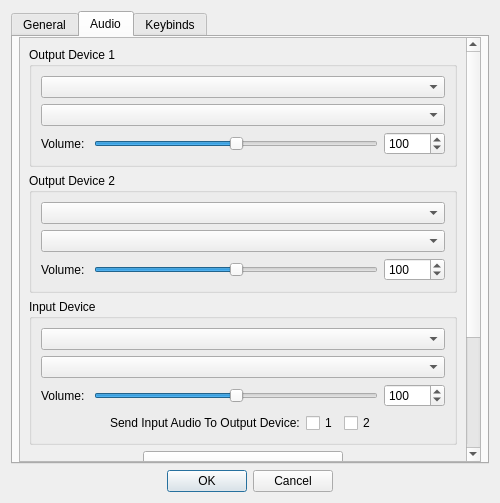
Above: src/Dialog/dialogsettings.ui from defaultsamson/Soundboard before the change. Below: the same form after it.
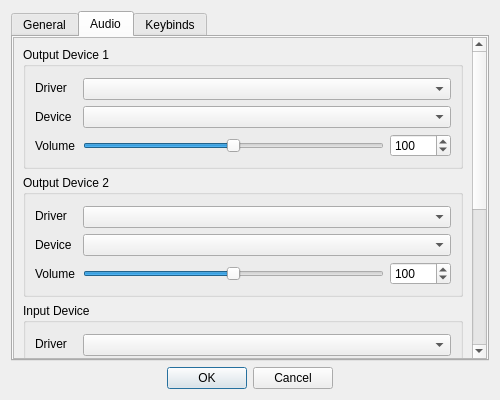
That is the form after the change. The open tabs and pages were chosen to show the change. Custom widgets are drawn as their Qt base class.

Commit message: Greatly improved Audio settings tab

The edit to the form file:
```diff
--- a/src/Dialog/dialogsettings.ui
+++ b/src/Dialog/dialogsettings.ui
@@ -7,7 +7,7 @@
     <x>0</x>
     <y>0</y>
     <width>500</width>
-    <height>503</height>
+    <height>400</height>
    </rect>
   </property>
   <property name="windowTitle">
@@ -87,13 +87,13 @@
         <widget class="QWidget" name="widget_4" native="true">
          <layout class="QHBoxLayout" name="horizontalLayout">
           <property name="leftMargin">
-           <number>6</number>
+           <number>0</number>
           </property>
           <property name="topMargin">
            <number>0</number>
           </property>
           <property name="rightMargin">
-           <number>6</number>
+           <number>0</number>
           </property>
           <property name="bottomMargin">
            <number>0</number>
@@ -113,9 +113,9 @@
              <property name="geometry">
               <rect>
                <x>0</x>
-               <y>-235</y>
-               <width>450</width>
-               <height>656</height>
+               <y>0</y>
+               <width>462</width>
+               <height>672</height>
               </rect>
              </property>
              <layout class="QVBoxLayout" name="verticalLayout_11">
@@ -126,6 +126,78 @@
                 </property>
                 <layout class="QVBoxLayout" name="verticalLayout_8">
                  <item>
+                  <layout class="QHBoxLayout" name="horizontalLayout_12">
+                   <item>
+                    <widget class="QWidget" name="widget_5" native="true">
+                     <layout class="QVBoxLayout" name="verticalLayout_12">
+                      <property name="leftMargin">
+                       <number>0</number>
+                      </property>
+                      <property name="topMargin">
+                       <number>0</number>
+                      </property>
+                      <property name="rightMargin">
+                       <number>0</number>
+                      </property>
+                      <property name="bottomMargin">
+                       <number>0</number>
+                      </property>
+                      <item>
+                       <widget class="QLabel" name="label_10">
+                        <property name="text">
+                         <string>Driver</string>
+                        </property>
+                       </widget>
+                      </item>
+                      <item>
+                       <widget class="QLabel" name="label_9">
+                        <property name="text">
+                         <string>Device</string>
+                        </property>
+                       </widget>
+                      </item>
+                      <item>
+                       <widget class="QLabel" name="label_8">
+                        <property name="text">
+                         <string>Volume</string>
+                        </property>
+                       </widget>
+                      </item>
+                     </layout>
+                    </widget>
+                   </item>
+                   <item>
+                    <spacer name="horizontalSpacer_8">
+                     <property name="orientation">
+                      <enum>Qt::Horizontal</enum>
+                     </property>
+                     <property name="sizeType">
+                      <enum>QSizePolicy::Fixed</enum>
+                     </property>
+                     <property name="sizeHint" stdset="0">
+                      <size>
+                       <width>2</width>
+                       <height>20</height>
+                      </size>
+                     </property>
+                    </spacer>
+                   </item>
+                   <item>
+                    <widget class="QWidget" name="widget_6" native="true">
+                     <layout class="QVBoxLayout" name="verticalLayout_14">
+                      <property name="leftMargin">
+                       <number>0</number>
+                      </property>
+                      <property name="topMargin">
+                       <number>2</number>
+                      </property>
+                      <property name="rightMargin">
+                       <number>0</number>
+                      </property>
+                      <property name="bottomMargin">
+                       <number>0</number>
+                      </property>
+                      <item>
                   <widget class="QComboBox" name="comboBoxDriver0"/>
                  </item>
                  <item>
@@ -133,13 +205,6 @@
                  </item>
                  <item>
                   <layout class="QHBoxLayout" name="horizontalLayout_11">
-                   <item>
-                    <widget class="QLabel" name="label_8">
-                     <property name="text">
-                      <string>Volume: </string>
-                     </property>
-                    </widget>
-                   </item>
                    <item>
                     <widget class="QSlider" name="sliderDevice0">
                      <property name="maximum">
@@ -168,6 +233,11 @@
                 </layout>
                </widget>
               </item>
+                  </layout>
+                 </item>
+                </layout>
+               </widget>
+              </item>
               <item>
                <widget class="QGroupBox" name="groupBoxDevice1">
                 <property name="title">
@@ -175,6 +245,78 @@
                 </property>
                 <layout class="QVBoxLayout" name="verticalLayout_5">
                  <item>
+                  <layout class="QHBoxLayout" name="horizontalLayout_13">
+                   <item>
+                    <widget class="QWidget" name="widget_7" native="true">
+                     <layout class="QVBoxLayout" name="verticalLayout_16">
+                      <property name="leftMargin">
+                       <number>0</number>
+                      </property>
+                      <property name="topMargin">
+                       <number>0</number>
+                      </property>
+                      <property name="rightMargin">
+                       <number>0</number>
+                      </property>
+                      <property name="bottomMargin">
+                       <number>0</number>
+                      </property>
+                      <item>
+                       <widget class="QLabel" name="label_11">
+                        <property name="text">
+                         <string>Driver</string>
+                        </property>
+                       </widget>
+                      </item>
+                      <item>
+                       <widget class="QLabel" name="label_14">
+                        <property name="text">
+                         <string>Device</string>
+                        </property>
+                       </widget>
+                      </item>
+                      <item>
+                       <widget class="QLabel" name="label_7">
+                        <property name="text">
+                         <string>Volume</string>
+                        </property>
+                       </widget>
+                      </item>
+                     </layout>
+                    </widget>
+                   </item>
+                   <item>
+                    <spacer name="horizontalSpacer_9">
+                     <property name="orientation">
+                      <enum>Qt::Horizontal</enum>
+                     </property>
+                     <property name="sizeType">
+                      <enum>QSizePolicy::Fixed</enum>
+                     </property>
+                     <property name="sizeHint" stdset="0">
+                      <size>
+                       <width>2</width>
+                       <height>20</height>
+                      </size>
+                     </property>
+                    </spacer>
+                   </item>
+                   <item>
+                    <widget class="QWidget" name="widget_8" native="true">
+                     <layout class="QVBoxLayout" name="verticalLayout_13">
+                      <property name="leftMargin">
+                       <number>0</number>
+                      </property>
+                      <property name="topMargin">
+                       <number>2</number>
+                      </property>
+                      <property name="rightMargin">
+                       <number>0</number>
+                      </property>
+                      <property name="bottomMargin">
+                       <number>0</number>
+                      </property>
+                      <item>
                   <widget class="QComboBox" name="comboBoxDriver1"/>
                  </item>
                  <item>
@@ -182,13 +324,6 @@
                  </item>
                  <item>
                   <layout class="QHBoxLayout" name="horizontalLayout_10">
-                   <item>
-                    <widget class="QLabel" name="label_7">
-                     <property name="text">
-                      <string>Volume: </string>
-                     </property>
-                    </widget>
-                   </item>
                    <item>
                     <widget class="QSlider" name="sliderDevice1">
                      <property name="maximum">
@@ -220,6 +355,11 @@
                 </layout>
                </widget>
               </item>
+                  </layout>
+                 </item>
+                </layout>
+               </widget>
+              </item>
               <item>
                <widget class="QGroupBox" name="groupBoxDeviceInput">
                 <property name="title">
@@ -227,6 +367,78 @@
                 </property>
                 <layout class="QVBoxLayout" name="verticalLayout_9">
                  <item>
+                  <layout class="QHBoxLayout" name="horizontalLayout_14">
+                   <item>
+                    <widget class="QWidget" name="widget_10" native="true">
+                     <layout class="QVBoxLayout" name="verticalLayout_17">
+                      <property name="leftMargin">
+                       <number>0</number>
+                      </property>
+                      <property name="topMargin">
+                       <number>0</number>
+                      </property>
+                      <property name="rightMargin">
+                       <number>0</number>
+                      </property>
+                      <property name="bottomMargin">
+                       <number>0</number>
+                      </property>
+                      <item>
+                       <widget class="QLabel" name="label_13">
+                        <property name="text">
+                         <string>Driver</string>
+                        </property>
+                       </widget>
+                      </item>
+                      <item>
+                       <widget class="QLabel" name="label_12">
+                        <property name="text">
+                         <string>Device</string>
+                        </property>
+                       </widget>
+                      </item>
+                      <item>
+                       <widget class="QLabel" name="label_6">
+                        <property name="text">
+                         <string>Volume</string>
+                        </property>
+                       </widget>
+                      </item>
+                     </layout>
+                    </widget>
+                   </item>
+                   <item>
+                    <spacer name="horizontalSpacer_10">
+                     <property name="orientation">
+                      <enum>Qt::Horizontal</enum>
+                     </property>
+                     <property name="sizeType">
+                      <enum>QSizePolicy::Fixed</enum>
+                     </property>
+                     <property name="sizeHint" stdset="0">
+                      <size>
+                       <width>2</width>
+                       <height>20</height>
+                      </size>
+                     </property>
+                    </spacer>
+                   </item>
+                   <item>
+                    <widget class="QWidget" name="widget_9" native="true">
+                     <layout class="QVBoxLayout" name="verticalLayout_15">
+                      <property name="leftMargin">
+                       <number>0</number>
+                      </property>
+                      <property name="topMargin">
+                       <number>2</number>
+                      </property>
+                      <property name="rightMargin">
+                       <number>0</number>
+                      </property>
+                      <property name="bottomMargin">
+                       <number>0</number>
+                      </property>
+                      <item>
                   <widget class="QComboBox" name="comboBoxDriverInput"/>
                  </item>
                  <item>
@@ -234,13 +446,6 @@
                  </item>
                  <item>
                   <layout class="QHBoxLayout" name="horizontalLayout_3">
-                   <item>
-                    <widget class="QLabel" name="label_6">
-                     <property name="text">
-                      <string>Volume: </string>
-                     </property>
-                    </widget>
-                   </item>
                    <item>
                     <widget class="QSlider" name="sliderInput">
                      <property name="maximum">
@@ -266,6 +471,11 @@
                    </item>
                   </layout>
                  </item>
+                     </layout>
+                    </widget>
+                   </item>
+                  </layout>
+                 </item>
                  <item>
                   <layout class="QHBoxLayout" name="horizontalLayout_7">
                    <item>
```
Left out of the diff: 114 changed lines with no effect on the pictures. Lines whose indentation alone changed are shown as unchanged.
